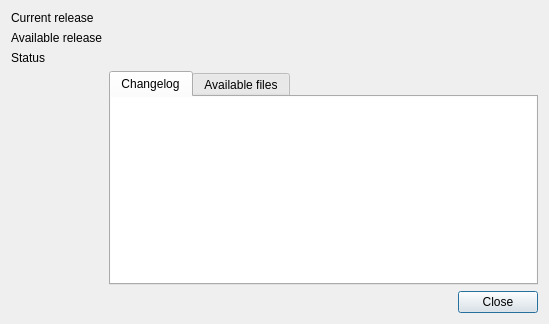
This is src/librssguard/gui/dialogs/formupdate.ui in martinrotter/rssguard as Qt 5 draws it before an edit. The edited form follows.
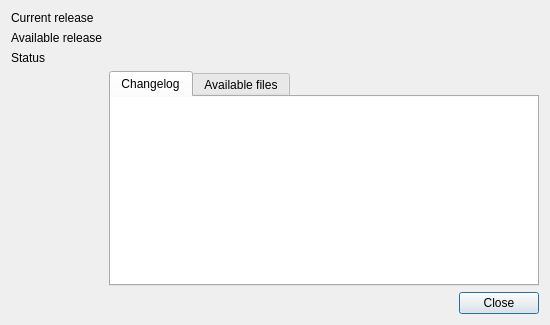
This is the edited form. Custom widgets are drawn as their Qt base class.

Diff of the .ui file:
```diff
--- a/src/librssguard/gui/dialogs/formupdate.ui
+++ b/src/librssguard/gui/dialogs/formupdate.ui
@@ -6,8 +6,8 @@
    <rect>
     <x>0</x>
     <y>0</y>
-    <width>549</width>
-    <height>324</height>
+    <width>550</width>
+    <height>325</height>
    </rect>
   </property>
   <property name="windowTitle">
@@ -108,9 +108,12 @@
          </property>
          <property name="html">
           <string notr="true">&lt;!DOCTYPE HTML PUBLIC &quot;-//W3C//DTD HTML 4.0//EN&quot; &quot;http://www.w3.org/TR/REC-html40/strict.dtd&quot;&gt;
-&lt;html&gt;&lt;head&gt;&lt;meta name=&quot;qrichtext&quot; content=&quot;1&quot; /&gt;&lt;style type=&quot;text/css&quot;&gt;
+&lt;html&gt;&lt;head&gt;&lt;meta name=&quot;qrichtext&quot; content=&quot;1&quot; /&gt;&lt;meta charset=&quot;utf-8&quot; /&gt;&lt;style type=&quot;text/css&quot;&gt;
 p, li { white-space: pre-wrap; }
-&lt;/style&gt;&lt;/head&gt;&lt;body style=&quot; font-family:'DejaVu Sans Mono'; font-size:8.25pt; font-weight:400; font-style:normal;&quot;&gt;
+hr { height: 1px; border-width: 0; }
+li.unchecked::marker { content: &quot;\2610&quot;; }
+li.checked::marker { content: &quot;\2612&quot;; }
+&lt;/style&gt;&lt;/head&gt;&lt;body style=&quot; font-family:'DejaVu Sans Mono'; font-size:9pt; font-weight:400; font-style:normal;&quot;&gt;
 &lt;p style=&quot;-qt-paragraph-type:empty; margin-top:0px; margin-bottom:0px; margin-left:0px; margin-right:0px; -qt-block-indent:0; text-indent:0px; font-family:'MS Shell Dlg 2'; font-size:8pt;&quot;&gt;&lt;br /&gt;&lt;/p&gt;&lt;/body&gt;&lt;/html&gt;</string>
          </property>
          <property name="textInteractionFlags">
```
Left out of the diff: 14 changed lines with no effect on the pictures.
